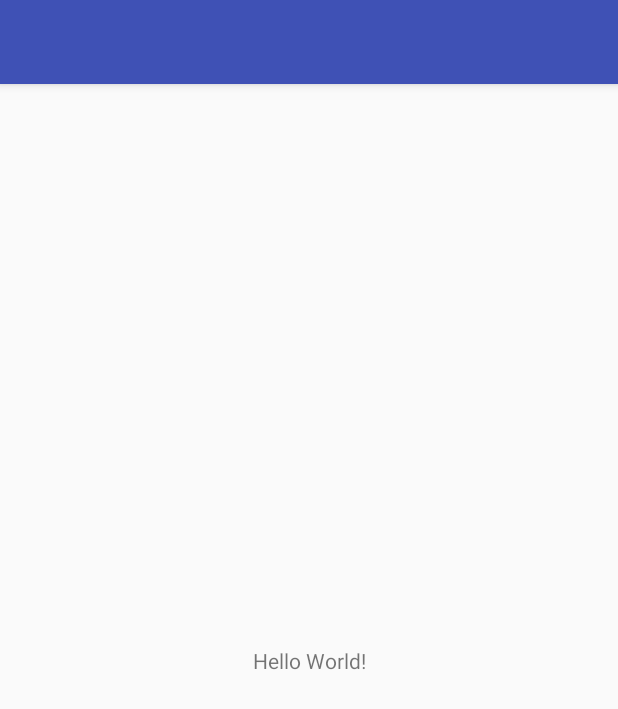
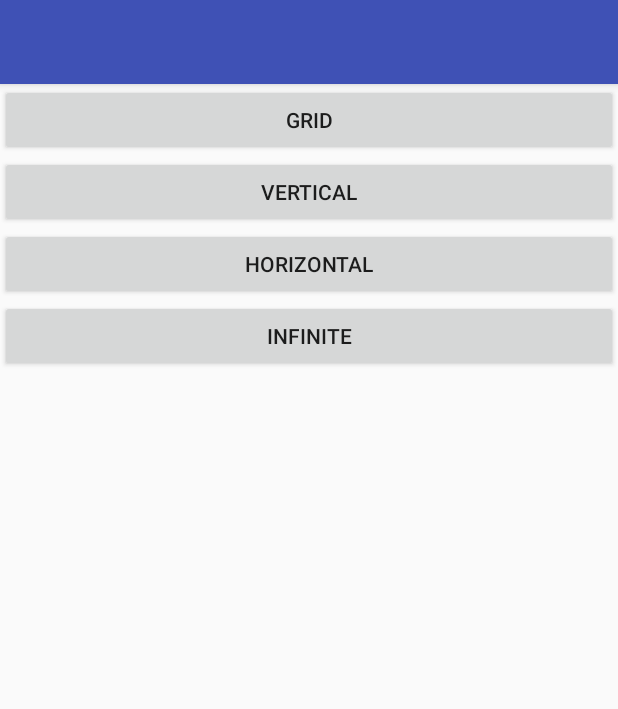
Before and after one commit to alecmerdler/cs-496, an Android app: the screen it shows after launch (MainActivity), on a phone screen of 412 x 824 dp. Shown: the top 709 px of the screen. Run offline under Robolectric (Android 15) with nearby library versions, the phone set to English and light mode, and no system bars; our stand-ins replace data binding.

Commit message:
working on views

```diff
--- a/android-ui/AndroidUI/app/build.gradle
+++ b/android-ui/AndroidUI/app/build.gradle
@@ -17,6 +17,9 @@ android {
             proguardFiles getDefaultProguardFile('proguard-android.txt'), 'proguard-rules.pro'
         }
     }
+    dataBinding {
+        enabled = true
+    }
 }
 
 dependencies {
--- a/android-ui/AndroidUI/app/src/main/AndroidManifest.xml
+++ b/android-ui/AndroidUI/app/src/main/AndroidManifest.xml
@@ -9,13 +9,17 @@
         android:roundIcon="@mipmap/ic_launcher_round"
         android:supportsRtl="true"
         android:theme="@style/AppTheme">
-        <activity android:name=".MainActivity">
+        <activity android:name=".main.MainActivity">
             <intent-filter>
                 <action android:name="android.intent.action.MAIN" />
 
                 <category android:name="android.intent.category.LAUNCHER" />
             </intent-filter>
         </activity>
+        <activity
+            android:name=".main.grid.GridActivity"
+            android:configChanges="orientation"
+            android:screenOrientation="portrait"></activity>
     </application>
 
 </manifest>
--- a/android-ui/AndroidUI/app/src/main/java/edu/oregonstate/cs496/merdlera/androidui/MainActivity.java
+++ /dev/null
@@ -1,13 +0,0 @@
-package edu.oregonstate.cs496.merdlera.androidui;
-
-import android.support.v7.app.AppCompatActivity;
-import android.os.Bundle;
-
-public class MainActivity extends AppCompatActivity {
-
-    @Override
-    protected void onCreate(Bundle savedInstanceState) {
-        super.onCreate(savedInstanceState);
-        setContentView(R.layout.activity_main);
-    }
-}
--- /dev/null
+++ b/android-ui/AndroidUI/app/src/main/java/edu/oregonstate/cs496/merdlera/androidui/main/Contract.java
@@ -0,0 +1,30 @@
+package edu.oregonstate.cs496.merdlera.androidui.main;
+
+/**
+ * Created by alec on 7/28/17.
+ */
+
+public interface Contract {
+
+    interface View {
+
+        void showGrid();
+
+        void showVerticalList();
+
+        void showHorizontalList();
+
+        void showInfiniteList();
+    }
+
+    interface Presenter {
+
+        void onShowGrid();
+
+        void onShowVerticalList();
+
+        void onShowHorizontalList();
+
+        void onShowInfiniteList();
+    }
+}
--- /dev/null
+++ b/android-ui/AndroidUI/app/src/main/java/edu/oregonstate/cs496/merdlera/androidui/main/MainActivity.java
@@ -0,0 +1,47 @@
+package edu.oregonstate.cs496.merdlera.androidui.main;
+
+import android.content.Intent;
+import android.databinding.DataBindingUtil;
+import android.support.v7.app.AppCompatActivity;
+import android.os.Bundle;
+
+import edu.oregonstate.cs496.merdlera.androidui.R;
+import edu.oregonstate.cs496.merdlera.androidui.databinding.ActivityMainBinding;
+import edu.oregonstate.cs496.merdlera.androidui.main.grid.GridActivity;
+
+public class MainActivity extends AppCompatActivity implements Contract.View {
+
+    private Contract.Presenter presenter;
+
+    @Override
+    protected void onCreate(Bundle savedInstanceState) {
+        super.onCreate(savedInstanceState);
+
+        this.presenter = new Presenter(this);
+
+        // Set up data binding
+        ActivityMainBinding binding = DataBindingUtil.setContentView(this, R.layout.activity_main);
+        binding.setPresenter(presenter);
+    }
+
+    @Override
+    public void showGrid() {
+        Intent intent = new Intent(this, GridActivity.class);
+        startActivity(intent);
+    }
+
+    @Override
+    public void showVerticalList() {
+
+    }
+
+    @Override
+    public void showHorizontalList() {
+
+    }
+
+    @Override
+    public void showInfiniteList() {
+
+    }
+}
--- /dev/null
+++ b/android-ui/AndroidUI/app/src/main/java/edu/oregonstate/cs496/merdlera/androidui/main/Presenter.java
@@ -0,0 +1,34 @@
+package edu.oregonstate.cs496.merdlera.androidui.main;
+
+/**
+ * Created by alec on 7/28/17.
+ */
+
+public class Presenter implements Contract.Presenter {
+
+    private final Contract.View view;
+
+    public Presenter(Contract.View view) {
+        this.view = view;
+    }
+
+    @Override
+    public void onShowGrid() {
+        view.showGrid();
+    }
+
+    @Override
+    public void onShowVerticalList() {
+        view.showVerticalList();
+    }
+
+    @Override
+    public void onShowHorizontalList() {
+        view.showHorizontalList();
+    }
+
+    @Override
+    public void onShowInfiniteList() {
+        view.showInfiniteList();
+    }
+}
--- a/android-ui/AndroidUI/app/src/main/res/layout/activity_main.xml
+++ b/android-ui/AndroidUI/app/src/main/res/layout/activity_main.xml
@@ -1,18 +1,31 @@
 <?xml version="1.0" encoding="utf-8"?>
-<android.support.constraint.ConstraintLayout xmlns:android="http://schemas.android.com/apk/res/android"
-    xmlns:app="http://schemas.android.com/apk/res-auto"
-    xmlns:tools="http://schemas.android.com/tools"
-    android:layout_width="match_parent"
-    android:layout_height="match_parent"
-    tools:context="edu.oregonstate.cs496.merdlera.androidui.MainActivity">
-
-    <TextView
-        android:layout_width="wrap_content"
-        android:layout_height="wrap_content"
-        android:text="Hello World!"
-        app:layout_constraintBottom_toBottomOf="parent"
-        app:layout_constraintLeft_toLeftOf="parent"
-        app:layout_constraintRight_toRightOf="parent"
-        app:layout_constraintTop_toTopOf="parent" />
-
-</android.support.constraint.ConstraintLayout>
+<layout xmlns:android="http://schemas.android.com/apk/res/android">
+    <data>
+        <variable name="presenter" type="edu.oregonstate.cs496.merdlera.androidui.main.Contract.Presenter" />
+    </data>
+    <LinearLayout
+        android:orientation="vertical"
+        android:layout_width="match_parent"
+        android:layout_height="match_parent">
+        <Button
+            android:text="Grid"
+            android:layout_width="match_parent"
+            android:layout_height="wrap_content"
+            android:onClick="@{() -> presenter.onShowGrid()}" />
+        <Button
+            android:text="Vertical"
+            android:layout_width="match_parent"
+            android:layout_height="wrap_content"
+            android:onClick="@{() -> presenter.onShowVerticalList()}" />
+        <Button
+            android:text="Horizontal"
+            android:layout_width="match_parent"
+            android:layout_height="wrap_content"
+            android:onClick="@{() -> presenter.onShowHorizontalList()}" />
+        <Button
+            android:text="Infinite"
+            android:layout_width="match_parent"
+            android:layout_height="wrap_content"
+            android:onClick="@{() -> presenter.onShowInfiniteList()}" />
+    </LinearLayout>
+</layout>
```
Also changed, not shown: android-ui/AndroidUI/app/src/main/java/edu/oregonstate/cs496/merdlera/androidui/main/grid/GridActivity.java (added, +26 -0 lines), android-ui/AndroidUI/app/src/main/res/layout/activity_grid.xml (added, +14 -0 lines), 2 other files.
